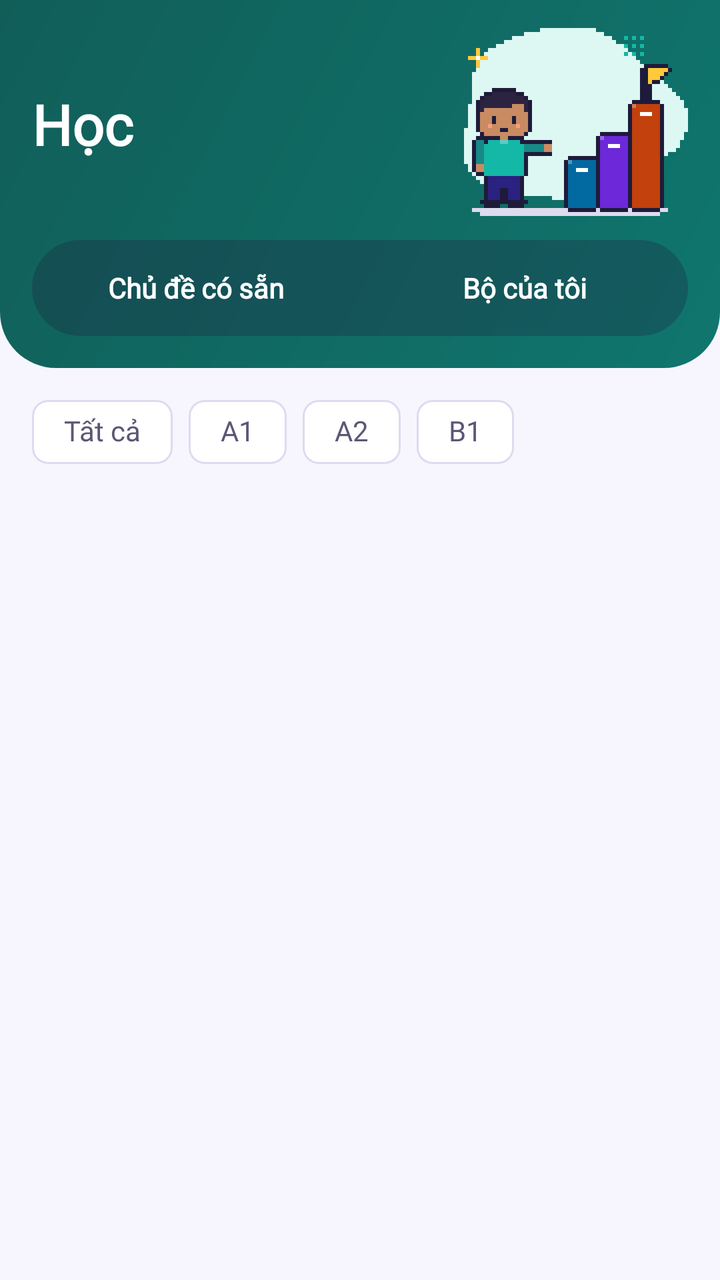
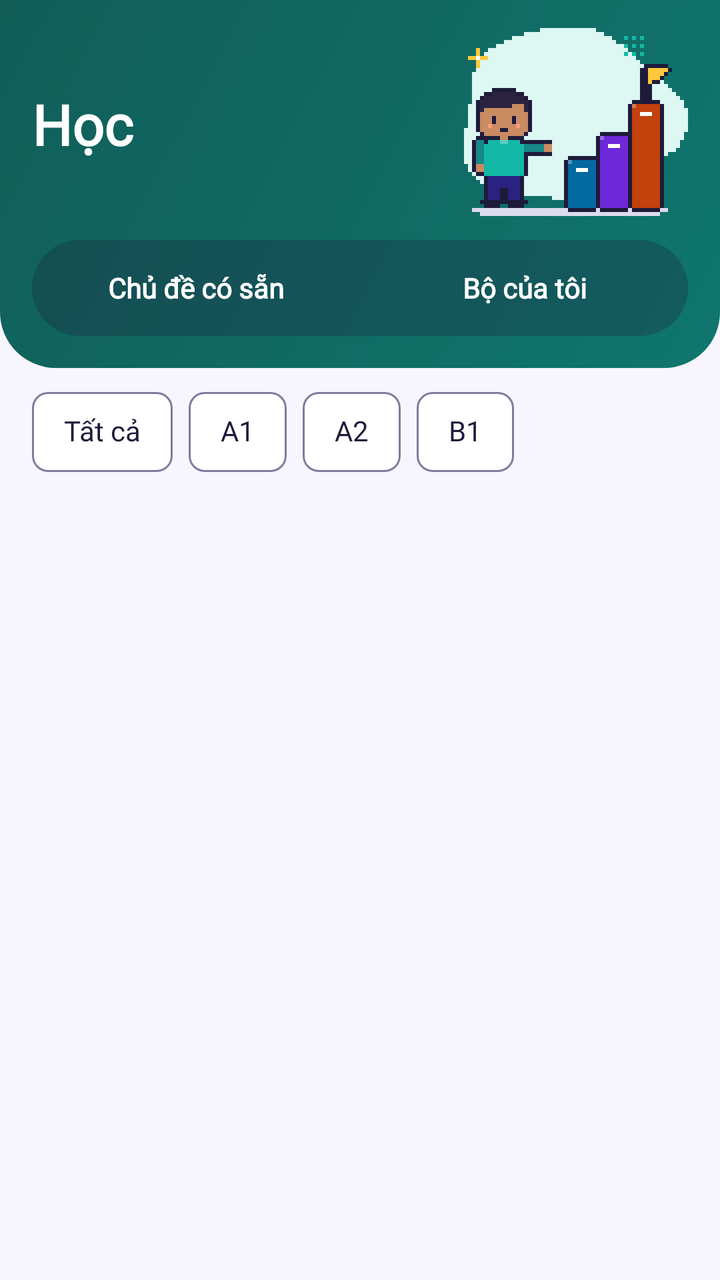

The first picture is an Android layout as it rendered before a commit; the second is the same layout after the commit. The layout source and the unified diff follow.
<!-- AndroidManifest.xml: application theme Theme.LearningE -->
<!-- res/layout/fragment_learn.xml -->
<?xml version="1.0" encoding="utf-8"?>
<LinearLayout xmlns:android="http://schemas.android.com/apk/res/android"
    xmlns:app="http://schemas.android.com/apk/res-auto"
    android:layout_width="match_parent"
    android:layout_height="match_parent"
    android:orientation="vertical"
    android:theme="@style/ThemeOverlay.LearningE.Learn">

    <LinearLayout
        android:id="@+id/header_learn"
        android:layout_width="match_parent"
        android:layout_height="wrap_content"
        android:background="@drawable/bg_hero_learn"
        android:orientation="vertical"
        android:paddingHorizontal="@dimen/space_4"
        android:paddingTop="@dimen/space_3"
        android:paddingBottom="@dimen/space_4">

        <LinearLayout
            android:layout_width="match_parent"
            android:layout_height="wrap_content"
            android:gravity="center_vertical"
            android:orientation="horizontal">

            <TextView
                android:layout_width="0dp"
                android:layout_height="wrap_content"
                android:layout_weight="1"
                android:text="@string/tab_learn"
                android:textAppearance="@style/TextAppearance.LearningE.Headline"
                android:textColor="@color/on_hero" />

            <ImageView
                android:layout_width="@dimen/hero_art_width"
                android:layout_height="@dimen/hero_art_height"
                android:importantForAccessibility="no"
                app:srcCompat="@drawable/ill_onboarding_level" />
        </LinearLayout>

        <com.google.android.material.button.MaterialButtonToggleGroup
            android:id="@+id/tg_learn"
            android:layout_width="match_parent"
            android:layout_height="wrap_content"
            android:layout_marginTop="@dimen/space_2"
            app:selectionRequired="true"
            app:singleSelection="true">

            <com.google.android.material.button.MaterialButton
                android:id="@+id/btn_tab_topics"
                style="@style/Widget.LearningE.Segment"
                android:text="@string/learn_topics" />

            <com.google.android.material.button.MaterialButton
                android:id="@+id/btn_tab_decks"
                style="@style/Widget.LearningE.Segment"
                android:text="@string/learn_my_decks" />
        </com.google.android.material.button.MaterialButtonToggleGroup>
    </LinearLayout>

    <HorizontalScrollView
        android:id="@+id/hs_levels"
        android:layout_width="match_parent"
        android:layout_height="wrap_content"
        android:paddingHorizontal="@dimen/space_4"
        android:paddingTop="@dimen/space_2"
        android:scrollbars="none">

        <com.google.android.material.chip.ChipGroup
            android:id="@+id/cg_level"
            android:layout_width="wrap_content"
            android:layout_height="wrap_content"
            app:selectionRequired="true"
            app:singleLine="true"
            app:singleSelection="true">

            <com.google.android.material.chip.Chip
                android:id="@+id/chip_all"
                style="@style/Widget.Material3.Chip.Filter"
                android:layout_width="wrap_content"
                android:layout_height="wrap_content"
                android:text="@string/learn_level_all" />

            <com.google.android.material.chip.Chip
                android:id="@+id/chip_a1"
                style="@style/Widget.Material3.Chip.Filter"
                android:layout_width="wrap_content"
                android:layout_height="wrap_content"
                android:text="@string/level_a1" />

            <com.google.android.material.chip.Chip
                android:id="@+id/chip_a2"
                style="@style/Widget.Material3.Chip.Filter"
                android:layout_width="wrap_content"
                android:layout_height="wrap_content"
                android:text="@string/level_a2" />

            <com.google.android.material.chip.Chip
                android:id="@+id/chip_b1"
                style="@style/Widget.Material3.Chip.Filter"
                android:layout_width="wrap_content"
                android:layout_height="wrap_content"
                android:text="@string/level_b1" />
        </com.google.android.material.chip.ChipGroup>
    </HorizontalScrollView>

    <androidx.fragment.app.FragmentContainerView
        android:id="@+id/fcv_decks"
        android:name="com.learninge.app.ui.deck.MyDecksFragment"
        android:layout_width="match_parent"
        android:layout_height="0dp"
        android:layout_weight="1"
        android:visibility="gone" />

    <FrameLayout
        android:id="@+id/fl_topics"
        android:layout_width="match_parent"
        android:layout_height="0dp"
        android:layout_weight="1">

        <androidx.recyclerview.widget.RecyclerView
            android:id="@+id/rv_topics"
            android:layout_width="match_parent"
            android:layout_height="match_parent"
            android:clipToPadding="false"
            android:paddingHorizontal="@dimen/space_3"
            android:paddingBottom="@dimen/space_4"
            app:layoutManager="androidx.recyclerview.widget.GridLayoutManager"
            app:spanCount="2" />

        <com.learninge.app.ui.common.EmptyStateView
            android:id="@+id/es_learn"
            android:layout_width="match_parent"
            android:layout_height="match_parent"
            android:gravity="center"
            android:visibility="gone"
            app:emptyArt="@drawable/ill_onboarding_level" />
    </FrameLayout>
</LinearLayout>
<!-- resources referenced by this layout -->
<resources>
  <style name="Theme.LearningE" parent="Theme.Material3.Light.NoActionBar">
          <item name="colorPrimary">@color/primary</item>
          <item name="colorOnPrimary">@color/on_primary</item>
          <item name="colorPrimaryContainer">@color/primary_container</item>
          <item name="colorOnPrimaryContainer">@color/on_primary_container</item>
          <item name="colorSecondary">@color/accent</item>
          <item name="colorOnSecondary">@color/on_accent</item>
          <item name="colorSecondaryContainer">@color/primary_container</item>
          <item name="colorOnSecondaryContainer">@color/on_primary_container</item>
          <item name="colorTertiary">@color/sun</item>
          <item name="colorOnTertiary">@color/on_sun</item>
          <item name="android:colorBackground">@color/background</item>
          <item name="colorOnBackground">@color/on_surface</item>
          <item name="colorSurface">@color/surface</item>
          <item name="colorOnSurface">@color/on_surface</item>
          <item name="colorSurfaceVariant">@color/surface_variant</item>
          <item name="colorOnSurfaceVariant">@color/on_surface_variant</item>
          <item name="colorSurfaceContainer">@color/surface</item>
          <item name="colorSurfaceContainerHigh">@color/surface</item>
          <item name="colorSurfaceContainerHighest">@color/surface_variant</item>
          <item name="colorSurfaceContainerLow">@color/surface</item>
          <item name="colorOutline">@color/outline</item>
          <item name="colorOutlineVariant">@color/outline</item>
          <item name="colorError">@color/error</item>
          <item name="colorErrorContainer">@color/error_container</item>
          <item name="colorOnErrorContainer">@color/error</item>
  
          <item name="textAppearanceDisplayMedium">@style/TextAppearance.LearningE.DisplayNum</item>
          <item name="textAppearanceDisplaySmall">@style/TextAppearance.LearningE.Display</item>
          <item name="textAppearanceHeadlineMedium">@style/TextAppearance.LearningE.Headline</item>
          <item name="textAppearanceTitleLarge">@style/TextAppearance.LearningE.TitleL</item>
          <item name="textAppearanceTitleMedium">@style/TextAppearance.LearningE.TitleM</item>
          <item name="textAppearanceTitleSmall">@style/TextAppearance.LearningE.Label</item>
          <item name="textAppearanceHeadlineSmall">@style/TextAppearance.LearningE.TitleL</item>
          <item name="textAppearanceBodySmall">@style/TextAppearance.LearningE.Caption</item>
          <item name="textAppearanceBodyLarge">@style/TextAppearance.LearningE.BodyL</item>
          <item name="textAppearanceBodyMedium">@style/TextAppearance.LearningE.BodyM</item>
          <item name="textAppearanceLabelLarge">@style/TextAppearance.LearningE.Label</item>
          <item name="textAppearanceLabelMedium">@style/TextAppearance.LearningE.Caption</item>
          <item name="textAppearanceLabelSmall">@style/TextAppearance.LearningE.Overline</item>
  
          
          <item name="elevationOverlayEnabled">false</item>
          <item name="android:statusBarColor">@android:color/transparent</item>
          <item name="android:windowLightStatusBar">true</item>
          <item name="materialButtonStyle">@style/Widget.LearningE.Button</item>
          <item name="materialCardViewStyle">@style/Widget.LearningE.Card</item>
          <item name="textInputStyle">@style/Widget.LearningE.TextField</item>
          <item name="toolbarStyle">@style/Widget.LearningE.Toolbar</item>
          <item name="linearProgressIndicatorStyle">@style/Widget.LearningE.Progress</item>
      </style>
  <style name="Widget.LearningE.Card" parent="Widget.Material3.CardView.Elevated">
          <item name="cardBackgroundColor">@color/surface</item>
          <item name="cardElevation">@dimen/elevation_1</item>
          <item name="shapeAppearance">@style/ShapeAppearance.LearningE.Large</item>
      </style>
  <style name="Widget.LearningE.Progress" parent="Widget.Material3.LinearProgressIndicator">
          <item name="trackThickness">@dimen/progress_thickness</item>
          <item name="trackCornerRadius">@dimen/space_1</item>
          <item name="trackColor">@color/surface_variant</item>
          <item name="trackStopIndicatorSize">0dp</item>
      </style>
  <dimen name="elevation_1">1dp</dimen>
  <!-- unchanged entries left out for length: 61 -->
</resources>

<!-- the commit's change to res/layout/fragment_learn.xml (unified diff, before → after) -->
@@ -75,28 +75,28 @@
 
             <com.google.android.material.chip.Chip
                 android:id="@+id/chip_all"
-                style="@style/Widget.Material3.Chip.Filter"
+                style="@style/Widget.LearningE.FilterChip"
                 android:layout_width="wrap_content"
                 android:layout_height="wrap_content"
                 android:text="@string/learn_level_all" />
 
             <com.google.android.material.chip.Chip
                 android:id="@+id/chip_a1"
-                style="@style/Widget.Material3.Chip.Filter"
+                style="@style/Widget.LearningE.FilterChip"
                 android:layout_width="wrap_content"
                 android:layout_height="wrap_content"
                 android:text="@string/level_a1" />
 
             <com.google.android.material.chip.Chip
                 android:id="@+id/chip_a2"
-                style="@style/Widget.Material3.Chip.Filter"
+                style="@style/Widget.LearningE.FilterChip"
                 android:layout_width="wrap_content"
                 android:layout_height="wrap_content"
                 android:text="@string/level_a2" />
 
             <com.google.android.material.chip.Chip
                 android:id="@+id/chip_b1"
-                style="@style/Widget.Material3.Chip.Filter"
+                style="@style/Widget.LearningE.FilterChip"
                 android:layout_width="wrap_content"
                 android:layout_height="wrap_content"
                 android:text="@string/level_b1" />
<!-- resource entries referenced after the edit -->
@@ -1,5 +1,13 @@
 <!-- resources referenced by this layout -->
 <resources>
+  <style name="Widget.LearningE.FilterChip" parent="Widget.Material3.Chip.Filter">
+          <item name="chipStrokeColor">@color/chip_stroke</item>
+          <item name="chipStrokeWidth">@dimen/stroke_card</item>
+          <item name="chipBackgroundColor">@color/chip_background</item>
+          <item name="chipMinHeight">@dimen/badge_s</item>
+          <item name="checkedIconTint">?attr/colorOnPrimary</item>
+          <item name="android:textColor">@color/chip_text</item>
+      </style>
   <style name="Theme.LearningE" parent="Theme.Material3.Light.NoActionBar">
           <item name="colorPrimary">@color/primary</item>
           <item name="colorOnPrimary">@color/on_primary</item>
@@ -21,7 +29,7 @@
           <item name="colorSurfaceContainerHigh">@color/surface</item>
           <item name="colorSurfaceContainerHighest">@color/surface_variant</item>
           <item name="colorSurfaceContainerLow">@color/surface</item>
-          <item name="colorOutline">@color/outline</item>
+          <item name="colorOutline">@color/outline_strong</item>
           <item name="colorOutlineVariant">@color/outline</item>
           <item name="colorError">@color/error</item>
           <item name="colorErrorContainer">@color/error_container</item>
@@ -51,18 +59,23 @@
           <item name="toolbarStyle">@style/Widget.LearningE.Toolbar</item>
           <item name="linearProgressIndicatorStyle">@style/Widget.LearningE.Progress</item>
       </style>
+  <dimen name="stroke_card">1dp</dimen>
+  <dimen name="badge_s">40dp</dimen>
+  <color name="outline_strong">#7F7B9F</color>
   <style name="Widget.LearningE.Card" parent="Widget.Material3.CardView.Elevated">
           <item name="cardBackgroundColor">@color/surface</item>
-          <item name="cardElevation">@dimen/elevation_1</item>
+          <item name="cardElevation">@dimen/elevation_2</item>
+          <item name="strokeColor">@color/outline</item>
+          <item name="strokeWidth">@dimen/stroke_card</item>
           <item name="shapeAppearance">@style/ShapeAppearance.LearningE.Large</item>
       </style>
   <style name="Widget.LearningE.Progress" parent="Widget.Material3.LinearProgressIndicator">
           <item name="trackThickness">@dimen/progress_thickness</item>
           <item name="trackCornerRadius">@dimen/space_1</item>
-          <item name="trackColor">@color/surface_variant</item>
+          <item name="trackColor">@color/outline</item>
           <item name="trackStopIndicatorSize">0dp</item>
       </style>
-  <dimen name="elevation_1">1dp</dimen>
+  <dimen name="elevation_2">3dp</dimen>
   <!-- unchanged entries left out for length: 61 -->
 </resources>
 
